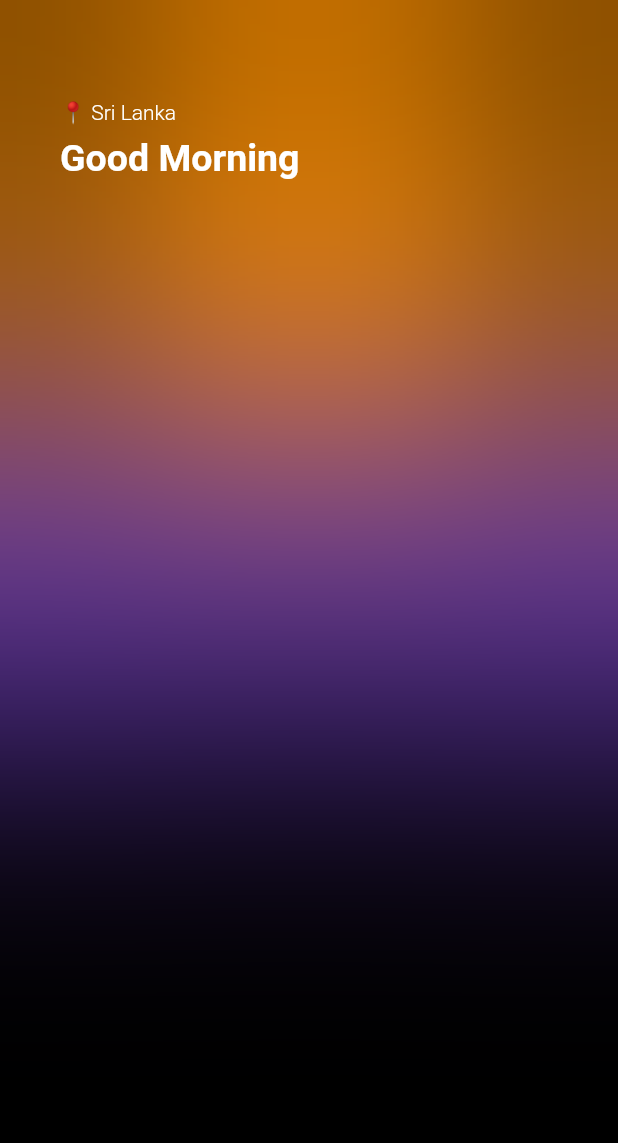
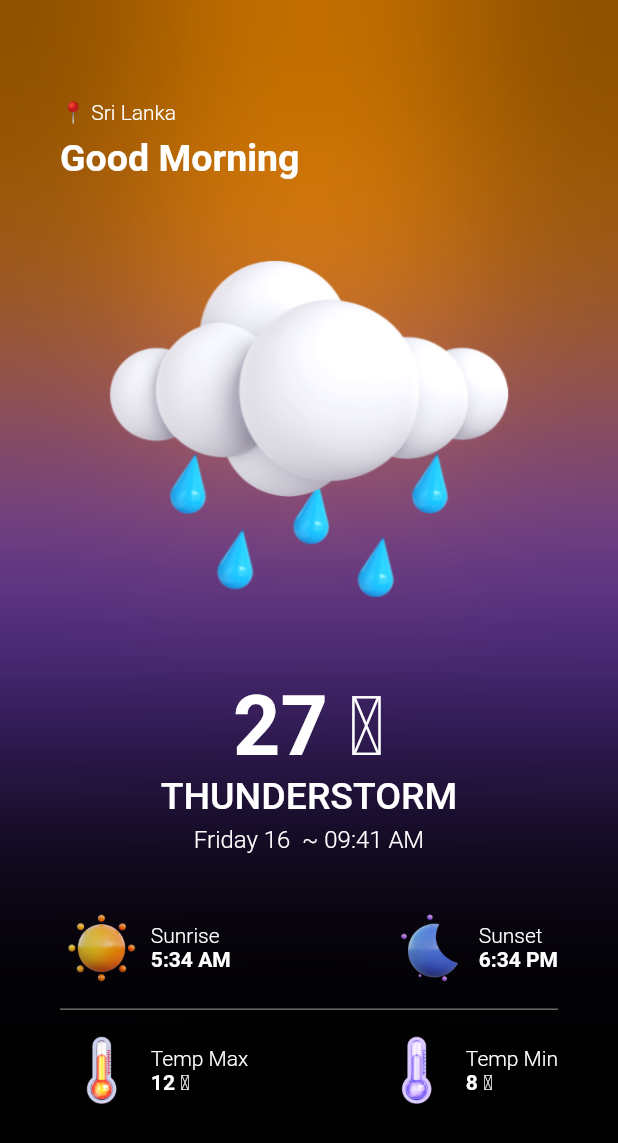
Before and after one commit to AminduBhashana/weather_app_flutter_bloc, a Flutter app: the screen it shows after launch, on a phone screen of 412 x 824 dp. Shown: the top 1143 px of the screen. Run offline on Flutter 3.47's test engine with Material 2 defaults, Android fonts, the phone set to English and light mode, and no system bars; our stand-ins replace bloc, equatable.

Commit message:
UI screen complete

```diff
--- a/lib/screens/home_screen.dart
+++ b/lib/screens/home_screen.dart
@@ -64,21 +64,147 @@ class HomeScreen extends StatelessWidget {
               SizedBox(
                 width: MediaQuery.of(context).size.width,
                 height: MediaQuery.of(context).size.height,
-                child: const Column(
+                child: Column(
                   crossAxisAlignment: CrossAxisAlignment.start,
                   children: [
-                    Text('📍 Sri Lanka',
+                    const Text('📍 Sri Lanka',
                     style: TextStyle(
                       color: Colors.white,
                       fontWeight: FontWeight.w300
                     ),),
-                    SizedBox(height: 8,),
-                    Text('Good Morning',
+                    const SizedBox(height: 8,),
+                    const Text('Good Morning',
                     style: TextStyle(
                       color: Colors.white,
                       fontSize: 25,
                       fontWeight: FontWeight.bold
                     ),),
+                    Image.asset('assets/2.png'),
+                    const Center(
+                      child: Text('27 ℃',
+                      style: TextStyle(
+                        color: Colors.white,
+                        fontSize: 55,
+                        fontWeight: FontWeight.w600
+                      ),),
+                    ),
+                    const Center(
+                      child: Text('THUNDERSTORM',
+                      style: TextStyle(
+                        color: Colors.white,
+                        fontSize: 25,
+                        fontWeight: FontWeight.w500
+                      ),),
+                    ),
+                    const SizedBox(height: 5),
+                    const Center(
+                      child: Text('Friday 16  ~ 09:41 AM',
+                       style: TextStyle(
+                          color: Colors.white,
+                          fontSize: 16,
+                          fontWeight: FontWeight.w300
+                        ),
+                      ),
+                    ),
+                    const SizedBox(height: 35),
+                    Row(
+                      mainAxisAlignment: MainAxisAlignment.spaceBetween,
+                      children: [
+                        Row(
+                          children: [
+                            Image.asset('assets/11.png',
+                            scale: 9,),
+                            const SizedBox(width: 5),
+                            const Column(crossAxisAlignment: CrossAxisAlignment.start,
+                            children: [
+                              Text('Sunrise',
+                              style: TextStyle(
+                                color: Colors.white,
+                                fontWeight: FontWeight.w300
+                              ),),
+                               SizedBox(width: 5),
+                               Text('5:34 AM',
+                              style: TextStyle(
+                                color: Colors.white,
+                                fontWeight: FontWeight.w700
+                              ),),
+                            ],)
+                          ],
+                        ),
+                        Row(
+                          children: [
+                            Image.asset('assets/12.png',
+                            scale: 9,),
+                            const SizedBox(width: 5),
+                            const Column(crossAxisAlignment: CrossAxisAlignment.start,
+                            children: [
+                              Text('Sunset',
+                              style: TextStyle(
+                                color: Colors.white,
+                                fontWeight: FontWeight.w300
+                              ),),
+                               SizedBox(width: 5),
+                               Text('6:34 PM',
+                              style: TextStyle(
+                                color: Colors.white,
+                                fontWeight: FontWeight.w700
+                              ),),
+                            ],)
+                          ],
+                        ),
+                      ],),
+                      const Padding(
+                        padding: EdgeInsets.symmetric(vertical: 5.0),
+                        child: Divider(
+                          color: Colors.grey,
+                        ),
+                      ),
+                      Row(
+                      mainAxisAlignment: MainAxisAlignment.spaceBetween,
+                      children: [
+                        Row(
+                          children: [
+                            Image.asset('assets/13.png',
+                            scale: 9,),
+                            const SizedBox(width: 5),
+                            const Column(crossAxisAlignment: CrossAxisAlignment.start,
+                            children: [
+                              Text('Temp Max',
+                              style: TextStyle(
+                                color: Colors.white,
+                                fontWeight: FontWeight.w300
+                              ),),
+                               SizedBox(width: 5),
+                               Text('12 ℃',
+                              style: TextStyle(
+                                color: Colors.white,
+                                fontWeight: FontWeight.w700
+                              ),),
+                            ],)
+                          ],
+                        ),
+                        Row(
+                          children: [
+                            Image.asset('assets/14.png',
+                            scale: 9,),
+                            const SizedBox(width: 5),
+                            const Column(crossAxisAlignment: CrossAxisAlignment.start,
+                            children: [
+                              Text('Temp Min',
+                              style: TextStyle(
+                                color: Colors.white,
+                                fontWeight: FontWeight.w300
+                              ),),
+                               SizedBox(width: 5),
+                               Text('8 ℃',
+                              style: TextStyle(
+                                color: Colors.white,
+                                fontWeight: FontWeight.w700
+                              ),),
+                            ],)
+                          ],
+                        ),
+                      ],),
                   ],
                 )
               )
--- a/pubspec.yaml
+++ b/pubspec.yaml
@@ -55,9 +55,8 @@ flutter:
   uses-material-design: true
 
   # To add assets to your application, add an assets section, like this:
-  # assets:
-  #   - images/a_dot_burr.jpeg
-  #   - images/a_dot_ham.jpeg
+  assets:
+    - assets/
 
   # An image asset can refer to one or more resolution-specific "variants", see
   # https://flutter.dev/assets-and-images/#resolution-aware
```
